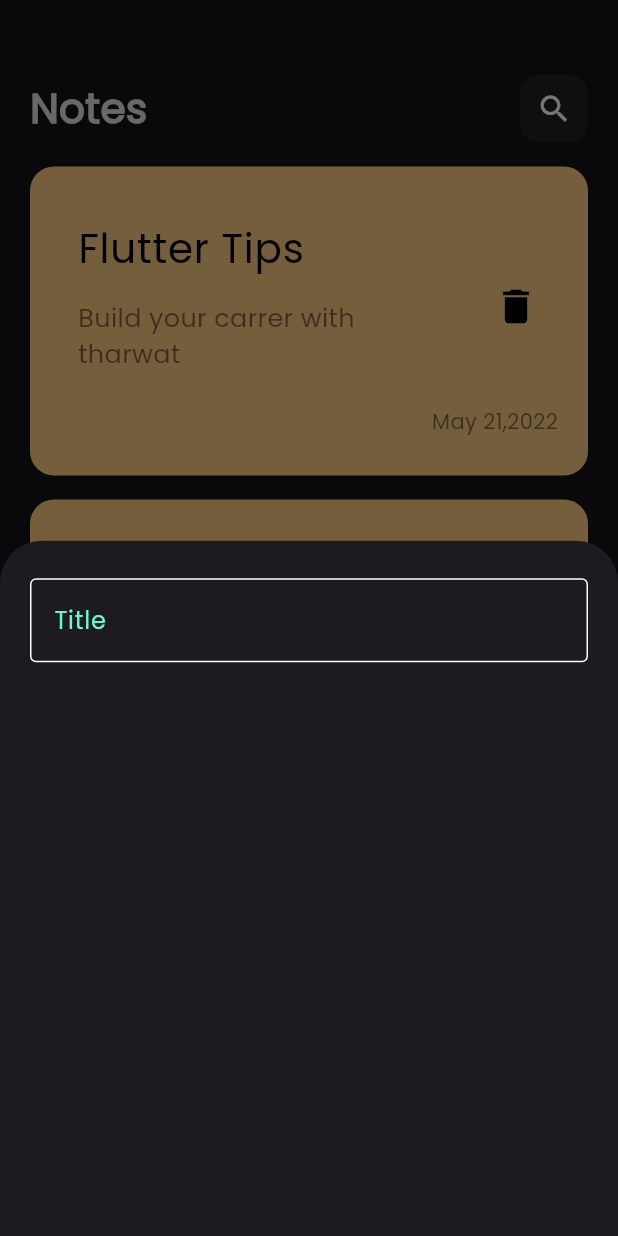
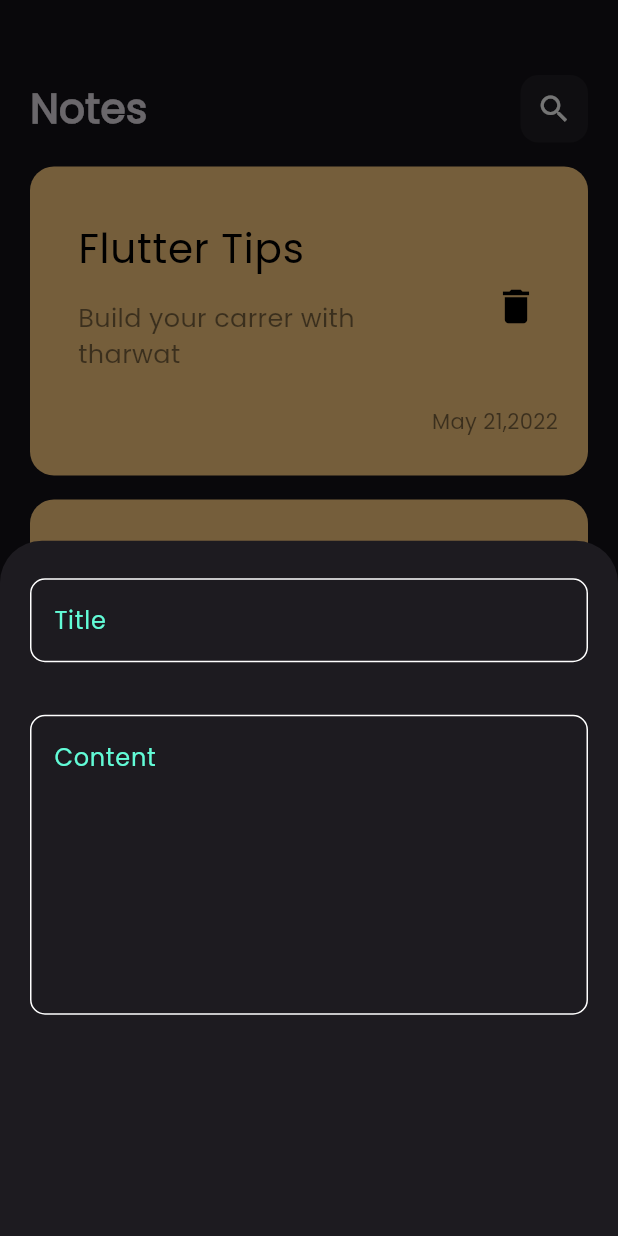
Before and after one commit to mostafaelsayed015542-afk/notes_app, a Flutter app: the screen it shows after launch, after a tap on the "add" icon, on a phone screen of 412 x 824 dp. Run offline on Flutter 3.47's test engine with Material 3 defaults, Android fonts, the phone set to English and light mode, and no system bars.

Commit message:
add fields to node bottom field

```diff
--- a/lib/widgets/add_node_bottomsheet.dart
+++ b/lib/widgets/add_node_bottomsheet.dart
@@ -12,7 +12,11 @@ class AddNodeBottomsheet extends StatelessWidget {
         children: [
           Padding(
             padding: const EdgeInsets.symmetric(vertical: 25,horizontal: 20),
-            child: CustomTextfield()
+            child: CustomTextfield(hint: 'Title',maxlines: 1,),
+          ),
+          Padding(
+            padding: const EdgeInsets.symmetric(vertical: 10,horizontal: 20),
+            child: CustomTextfield(hint: 'Content',maxlines: 7,),
           )
         ],
       ),
--- a/lib/widgets/custom_textfield.dart
+++ b/lib/widgets/custom_textfield.dart
@@ -2,31 +2,25 @@ import 'package:flutter/material.dart';
 import 'package:notes_app/widgets/constant.dart';
 
 class CustomTextfield extends StatelessWidget {
-  const CustomTextfield({super.key});
-
+  const CustomTextfield({super.key, required this.hint, required this.maxlines});
+  final String hint;
+  final int maxlines;
   @override
   Widget build(BuildContext context) {
     return TextField(
-
+      maxLines: maxlines,
       decoration: InputDecoration(
-                hintText: 'Title',
+        hintText: hint,
         hintStyle: TextStyle(color: kprimarycolor),
         border: OutlineInputBorder(
-                  borderSide: BorderSide(
-                    color: Colors.white
-                  )
-                ),
+          borderRadius: BorderRadius.circular(10),
+          borderSide: BorderSide(color: Colors.white)),
         enabledBorder: OutlineInputBorder(
-
-                  borderSide: BorderSide(
-                    color: Colors.white
-                  )
+          borderRadius: BorderRadius.circular(10),
+          borderSide: BorderSide(color: Colors.white),
         ),
         focusedBorder: OutlineInputBorder(
-
-                  borderSide: BorderSide(
-                    color: kprimarycolor
-                  )
+          borderSide: BorderSide(color: kprimarycolor),
         ),
       ),
     );
```
Lines whose indentation alone changed are shown as unchanged.
